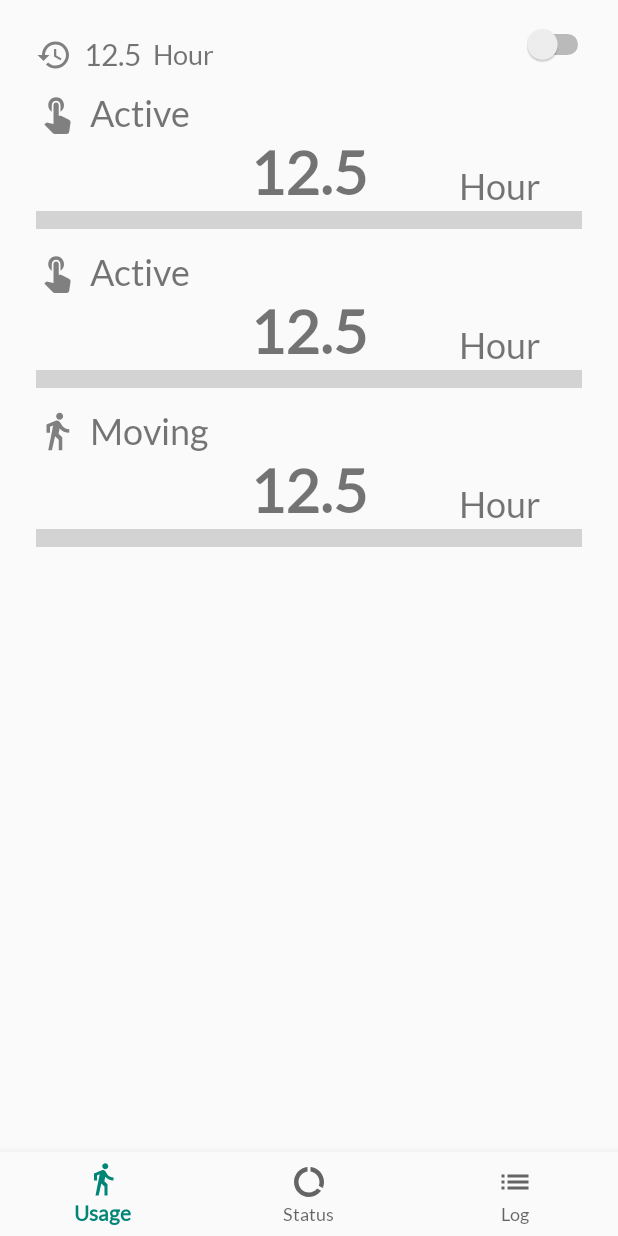
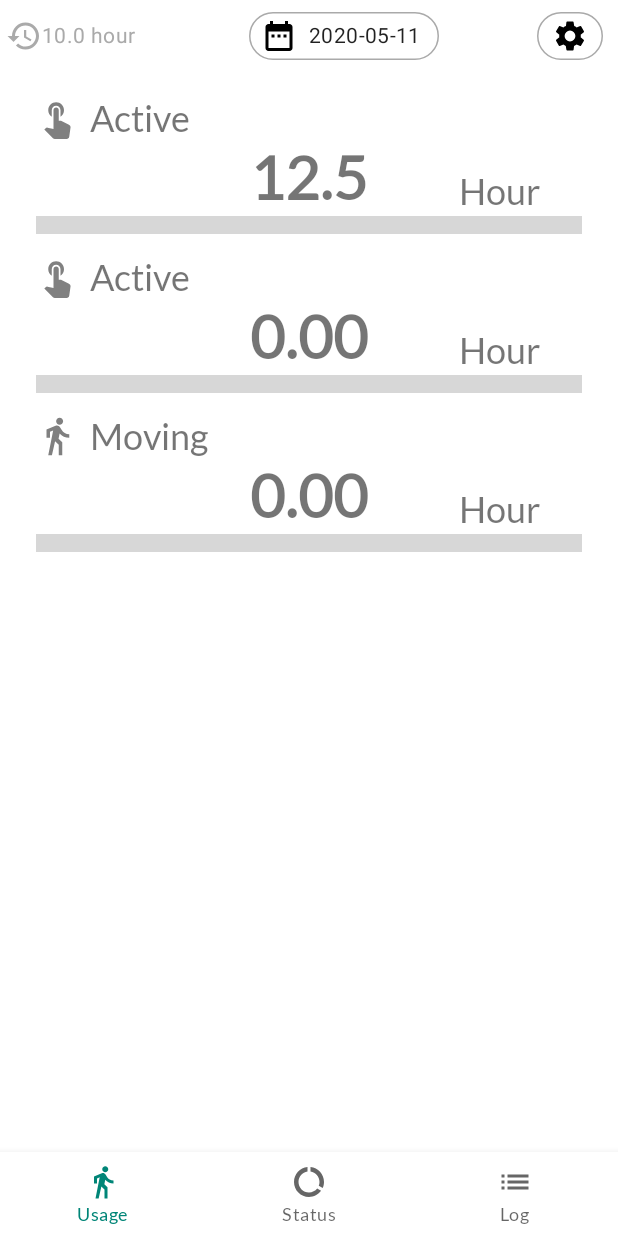
Before and after one commit to hotaru84/logger, an Android app: the screen it shows after launch (MainActivity), on a phone screen of 412 x 824 dp. Run offline under Robolectric (Android 15) with nearby library versions, the phone set to English and light mode, and no system bars; our stand-ins replace Room's generated code, navigation-ui; 7 statements that could not run were skipped.

Commit message:
date selection

```diff
--- a/app/src/main/AndroidManifest.xml
+++ b/app/src/main/AndroidManifest.xml
@@ -15,9 +15,6 @@
         android:roundIcon="@mipmap/ic_launcher_round"
         android:supportsRtl="true"
         android:theme="@style/AppTheme">
-        <activity
-            android:name=".TabActivity"
-            android:label="@string/title_activity_tab"></activity>
         <activity android:name=".MainActivity">
             <intent-filter>
                 <action android:name="android.intent.action.MAIN" />
--- a/app/src/main/java/com/example/demo/logsample/MainActivity.java
+++ b/app/src/main/java/com/example/demo/logsample/MainActivity.java
@@ -6,40 +6,62 @@ import androidx.navigation.Navigation;
 import androidx.navigation.ui.AppBarConfiguration;
 import androidx.navigation.ui.NavigationUI;
 
+import android.app.DatePickerDialog;
 import android.content.Intent;
 import android.os.Bundle;
-import android.widget.Switch;
+import android.widget.DatePicker;
 
 import com.example.demo.logsample.log.LogRepository;
+import com.example.demo.logsample.ui.StatsViewModel;
 import com.google.android.material.bottomnavigation.BottomNavigationView;
+import com.google.android.material.chip.Chip;
+
+import java.text.DateFormat;
+import java.time.LocalDate;
+import java.time.format.DateTimeFormatter;
 
 public class MainActivity extends AppCompatActivity {
+    StatsViewModel statsViewModel;
+    Chip datePicker;
     @Override
     protected void onCreate(Bundle savedInstanceState) {
         super.onCreate(savedInstanceState);
         setContentView(R.layout.activity_main);
+        statsViewModel = new StatsViewModel();
         initObservables();
-        Switch sw = findViewById(R.id.enable_sw);
-        sw.setChecked(LoggerService.isRunning);
-        sw.setOnCheckedChangeListener((c,b)-> toggleService(b));
-
+        findViewById(R.id.enable_sw).setOnClickListener((c)-> toggleService());
+        datePicker = findViewById(R.id.date_pick);
+        datePicker.setOnClickListener((c)-> showDateDialog());
+        statsViewModel.getObservableTargetDate().observe(this,(date)->{
+            if(date == null) return;
+            String s = date.format(DateTimeFormatter.ISO_LOCAL_DATE);
+            datePicker.setText(s);
+        });
         BottomNavigationView navView = findViewById(R.id.nav_view);
         AppBarConfiguration appBarConfiguration = new AppBarConfiguration.Builder(
                 R.id.navigation_usage, R.id.navigation_status, R.id.navigation_log)
                 .build();
         NavController navController = Navigation.findNavController(this, R.id.nav_host_fragment);
         NavigationUI.setupWithNavController(navView, navController);
+        statsViewModel.setTargetDate(LocalDate.now());
     }
 
     private void initObservables() {
         LogRepository repository = LogRepository.getInstance();
         repository.init(getApplication());
     }
-    private void toggleService(boolean b) {
+    private void showDateDialog(){
+        LocalDate now = LocalDate.parse(datePicker.getText());
+        DatePickerDialog dialog = new DatePickerDialog(this, (datePicker, y, m, d) -> {
+            statsViewModel.setTargetDate(LocalDate.of(y,m,d));
+        },now.getYear(),now.getMonthValue(),now.getDayOfMonth());
+        dialog.show();
+    }
+    private void toggleService() {
         Intent serviceIntent = new Intent(this, LoggerService.class);
-        if(!b && LoggerService.isRunning){
+        if(LoggerService.isRunning){
             stopService(serviceIntent);
-        } else if(b && !LoggerService.isRunning){
+        } else{
             serviceIntent.setAction(LoggerService.ACTION_START_SERVICE);
             startForegroundService(serviceIntent);
         }
--- a/app/src/main/java/com/example/demo/logsample/log/LogRepository.java
+++ b/app/src/main/java/com/example/demo/logsample/log/LogRepository.java
@@ -1,27 +1,23 @@
 package com.example.demo.logsample.log;
 
 import android.app.Application;
-import android.database.sqlite.SQLiteOpenHelper;
 
 import androidx.lifecycle.LiveData;
+import androidx.lifecycle.MutableLiveData;
 import androidx.sqlite.db.SupportSQLiteOpenHelper;
-
-import com.google.gson.JsonObject;
 
 import java.io.File;
 import java.time.LocalDate;
 import java.time.LocalDateTime;
 import java.time.ZoneId;
 import java.time.ZoneOffset;
-import java.util.Date;
 import java.util.List;
-import java.util.concurrent.Callable;
 import java.util.concurrent.ExecutionException;
 import java.util.concurrent.Future;
-import java.util.function.Consumer;
 
 public class LogRepository {
     private LogDao logDao;
+    private MutableLiveData<LocalDate> observableDate = new MutableLiveData<>();
     private static LogRepository repository;
     private SupportSQLiteOpenHelper sqLiteOpenHelper;
 
@@ -31,17 +27,25 @@ public class LogRepository {
         LogRoomDb logRoomDb = LogRoomDb.getDb(application);
         sqLiteOpenHelper = logRoomDb.getOpenHelper();
         logDao = logRoomDb.logDao();
+        observableDate.setValue(LocalDate.now());
     }
     public static LogRepository getInstance() {
         if(repository == null) repository = new LogRepository();
         return repository;
     }
-    public LiveData<Long> observeStats(LocalDate date, String type) {
+    public void setQueryDate(LocalDate d) {
+        observableDate.postValue(d);}
+    public LiveData<LocalDate> observeDate(){
+        return observableDate;
+    }
+    public LiveData<Long> observeStats(String type) {
+        LocalDate date = observableDate.getValue();
         Long startOfToday = date.atStartOfDay(ZoneId.systemDefault()).toEpochSecond() * 1000;
         Long endOfToday = date.plusDays(1).atStartOfDay(ZoneId.systemDefault()).toEpochSecond() * 1000;
         return logDao.queryStatsValue(startOfToday,endOfToday,type);
     }
-    public Long getStatsValue(LocalDate date, String type){
+    public Long getStatsValue( String type){
+        LocalDate date = observableDate.getValue();
         Long startOfToday = date.atStartOfDay(ZoneId.systemDefault()).toEpochSecond() * 1000;
         Long endOfToday = date.plusDays(1).atStartOfDay(ZoneId.systemDefault()).toEpochSecond() * 1000;
         Future<Long> future = LogRoomDb.dbWriteExecutor.submit(() ->
--- a/app/src/main/java/com/example/demo/logsample/ui/StatsViewModel.java
+++ b/app/src/main/java/com/example/demo/logsample/ui/StatsViewModel.java
@@ -10,42 +10,40 @@ import com.example.demo.logsample.log.Type;
 import java.time.LocalDate;
 
 public class StatsViewModel extends ViewModel {
-    private LiveData<Long> observableActiveTime;
-    private LiveData<Long> observableInactiveTime;
-    private LiveData<Long> observableMoveActiveTime;
-    private LiveData<Long> observableMoveInactiveTime;
+    private LogRepository repo;
     public StatsViewModel() {
-        LogRepository repo = LogRepository.getInstance();
-        observableActiveTime = repo.observeStats(LocalDate.now(), Type.ACTIVE);
-        observableInactiveTime = repo.observeStats(LocalDate.now(), Type.INACTIVE);
-        observableMoveActiveTime = repo.observeStats(LocalDate.now(), Type.MOVE_ACTIVE);
-        observableMoveInactiveTime = repo.observeStats(LocalDate.now(), Type.MOVE_INACTIVE);
+        repo = LogRepository.getInstance();
+    }
+    public void setTargetDate(LocalDate date) {
+        LogRepository.getInstance().setQueryDate(date);
     }
     public Long getActiveTime() {
-        return LogRepository.getInstance().getStatsValue(LocalDate.now(),Type.ACTIVE);
+        return LogRepository.getInstance().getStatsValue(Type.ACTIVE);
     }
     public Long getInactiveTime() {
-        return LogRepository.getInstance().getStatsValue(LocalDate.now(),Type.INACTIVE);
+        return LogRepository.getInstance().getStatsValue(Type.INACTIVE);
     }
     public Long getMoveActiveTime() {
-        return LogRepository.getInstance().getStatsValue(LocalDate.now(),Type.MOVE_ACTIVE);
+        return LogRepository.getInstance().getStatsValue(Type.MOVE_ACTIVE);
     }
     public Long getMoveInactiveTime() {
-        return LogRepository.getInstance().getStatsValue(LocalDate.now(),Type.MOVE_INACTIVE);
+        return LogRepository.getInstance().getStatsValue(Type.MOVE_INACTIVE);
     }
     public LiveData<Long> getObservableActiveTime() {
-        return observableActiveTime;
+        return repo.observeStats(Type.ACTIVE);
     }
-
+    public LiveData<LocalDate> getObservableTargetDate() {
+        return repo.observeDate();
+    }
     public LiveData<Long> getObservableInactiveTime() {
-        return observableInactiveTime;
+        return repo.observeStats( Type.INACTIVE);
     }
 
     public LiveData<Long> getObservableMoveActiveTime() {
-        return observableMoveActiveTime;
+        return repo.observeStats( Type.MOVE_ACTIVE);
     }
 
     public LiveData<Long> getObservableMoveInactiveTime() {
-        return observableMoveInactiveTime;
+        return repo.observeStats( Type.MOVE_INACTIVE);
     }
 }
--- a/app/src/main/java/com/example/demo/logsample/ui/log/LogFragment.java
+++ b/app/src/main/java/com/example/demo/logsample/ui/log/LogFragment.java
@@ -11,24 +11,15 @@ import androidx.annotation.Nullable;
 import androidx.fragment.app.Fragment;
 import androidx.lifecycle.Observer;
 import androidx.lifecycle.ViewModelProviders;
+import androidx.recyclerview.widget.RecyclerView;
 
 import com.example.demo.logsample.R;
 
 public class LogFragment extends Fragment {
-
-    private LogViewModel logViewModel;
-
     public View onCreateView(@NonNull LayoutInflater inflater,
                              ViewGroup container, Bundle savedInstanceState) {
-        logViewModel = new LogViewModel();
         View root = inflater.inflate(R.layout.fragment_log, container, false);
-        final TextView textView = root.findViewById(R.id.text_notifications);
-        logViewModel.getText().observe(getViewLifecycleOwner(), new Observer<String>() {
-            @Override
-            public void onChanged(@Nullable String s) {
-                textView.setText(s);
-            }
-        });
+        RecyclerView recyclerView = root.findViewById(R.id.log_list);
         return root;
     }
 }
--- a/app/src/main/java/com/example/demo/logsample/ui/log/LogViewModel.java
+++ /dev/null
@@ -1,19 +0,0 @@
-package com.example.demo.logsample.ui.log;
-
-import androidx.lifecycle.LiveData;
-import androidx.lifecycle.MutableLiveData;
-import androidx.lifecycle.ViewModel;
-
-public class LogViewModel extends ViewModel {
-
-    private MutableLiveData<String> mText;
-
-    public LogViewModel() {
-        mText = new MutableLiveData<>();
-        mText.setValue("This is notifications fragment");
-    }
-
-    public LiveData<String> getText() {
-        return mText;
-    }
-}
--- a/app/src/main/java/com/example/demo/logsample/ui/status/StatusFragment.java
+++ b/app/src/main/java/com/example/demo/logsample/ui/status/StatusFragment.java
@@ -15,9 +15,6 @@ import com.example.demo.logsample.R;
 import com.example.demo.logsample.ui.StatsViewModel;
 
 public class StatusFragment extends Fragment {
-
-    private StatsViewModel statsViewModel;
-
     public View onCreateView(@NonNull LayoutInflater inflater,
                              ViewGroup container, Bundle savedInstanceState) {
         View root = inflater.inflate(R.layout.fragment_status, container, false);
--- a/app/src/main/java/com/example/demo/logsample/ui/usage/UsageFragment.java
+++ b/app/src/main/java/com/example/demo/logsample/ui/usage/UsageFragment.java
@@ -30,7 +30,7 @@ public class UsageFragment extends Fragment {
         View root = inflater.inflate(R.layout.fragment_usage, container, false);
         activeStats = root.findViewById(R.id.activeTime);
         moveStats = root.findViewById(R.id.movingTime);
-        ttlStats = root.findViewById(R.id.ttlTime);
+        //ttlStats = root.findViewById(R.id.ttlTime);
         TextView alabel = activeStats.findViewById(R.id.label_text);
         ImageView aIcon = activeStats.findViewById(R.id.icon);
         TextView mlabel = moveStats.findViewById(R.id.label_text);
@@ -40,11 +40,11 @@ public class UsageFragment extends Fragment {
         aIcon.setImageDrawable(getResources().getDrawable(R.drawable.ic_touch_app_black_24dp,null));
         mlabel.setText("Moving");
         mIcon.setImageDrawable(getResources().getDrawable(R.drawable.ic_directions_walk_black_24dp,null));
+        statsViewModel.getObservableTargetDate().observe(getViewLifecycleOwner(),date->update());
         statsViewModel.getObservableActiveTime().observe(getViewLifecycleOwner(),s->update());
         statsViewModel.getObservableInactiveTime().observe(getViewLifecycleOwner(),s->update());
         statsViewModel.getObservableMoveActiveTime().observe(getViewLifecycleOwner(),s->update());
         statsViewModel.getObservableMoveInactiveTime().observe(getViewLifecycleOwner(),s->update());
-
         return root;
     }
     private void update() {
@@ -52,7 +52,6 @@ public class UsageFragment extends Fragment {
         ProgressBar activeProgress = activeStats.findViewById(R.id.progress);
         TextView moveValue = moveStats.findViewById(R.id.value_text);
         ProgressBar moveProgress = moveStats.findViewById(R.id.progress);
-        TextView ttlValue = ttlStats.findViewById(R.id.value_text);
         int activettl = (int) (statsViewModel.getActiveTime() + statsViewModel.getMoveActiveTime());
         int inactivettl = (int) (statsViewModel.getInactiveTime() + statsViewModel.getMoveInactiveTime());
         int movettl = (int) (statsViewModel.getMoveActiveTime() + statsViewModel.getMoveInactiveTime());
@@ -65,7 +64,5 @@ public class UsageFragment extends Fragment {
         moveValue.setText(String.format("%.2f",((float)movettl)/60/60));
         moveProgress.setMax(ttl);
         moveProgress.setProgress(movettl,true);
-
-        ttlValue.setText(String.format("%.2f",((float)ttl)/60/60));
     }
 }
--- /dev/null
+++ b/app/src/main/res/drawable/ic_date_range_black_24dp.xml
@@ -0,0 +1,9 @@
+<vector xmlns:android="http://schemas.android.com/apk/res/android"
+        android:width="24dp"
+        android:height="24dp"
+        android:viewportWidth="24.0"
+        android:viewportHeight="24.0">
+    <path
+        android:fillColor="#FF000000"
+        android:pathData="M9,11L7,11v2h2v-2zM13,11h-2v2h2v-2zM17,11h-2v2h2v-2zM19,4h-1L18,2h-2v2L8,4L8,2L6,2v2L5,4c-1.11,0 -1.99,0.9 -1.99,2L3,20c0,1.1 0.89,2 2,2h14c1.1,0 2,-0.9 2,-2L21,6c0,-1.1 -0.9,-2 -2,-2zM19,20L5,20L5,9h14v11z"/>
+</vector>
--- /dev/null
+++ b/app/src/main/res/drawable/ic_settings_black_24dp.xml
@@ -0,0 +1,9 @@
+<vector xmlns:android="http://schemas.android.com/apk/res/android"
+        android:width="24dp"
+        android:height="24dp"
+        android:viewportWidth="24"
+        android:viewportHeight="24">
+    <path
+        android:fillColor="#FF000000"
+        android:pathData="M19.1,12.9a2.8,2.8 0,0 0,0.1 -0.9,2.8 2.8,0 0,0 -0.1,-0.9l2.1,-1.6a0.7,0.7 0,0 0,0.1 -0.6L19.4,5.5a0.7,0.7 0,0 0,-0.6 -0.2l-2.4,1a6.5,6.5 0,0 0,-1.6 -0.9l-0.4,-2.6a0.5,0.5 0,0 0,-0.5 -0.4H10.1a0.5,0.5 0,0 0,-0.5 0.4L9.3,5.4a5.6,5.6 0,0 0,-1.7 0.9l-2.4,-1a0.4,0.4 0,0 0,-0.5 0.2l-2,3.4c-0.1,0.2 0,0.4 0.2,0.6l2,1.6a2.8,2.8 0,0 0,-0.1 0.9,2.8 2.8,0 0,0 0.1,0.9L2.8,14.5a0.7,0.7 0,0 0,-0.1 0.6l1.9,3.4a0.7,0.7 0,0 0,0.6 0.2l2.4,-1a6.5,6.5 0,0 0,1.6 0.9l0.4,2.6a0.5,0.5 0,0 0,0.5 0.4h3.8a0.5,0.5 0,0 0,0.5 -0.4l0.3,-2.6a5.6,5.6 0,0 0,1.7 -0.9l2.4,1a0.4,0.4 0,0 0,0.5 -0.2l2,-3.4c0.1,-0.2 0,-0.4 -0.2,-0.6ZM12,15.6A3.6,3.6 0,1 1,15.6 12,3.6 3.6,0 0,1 12,15.6Z"/>
+</vector>
--- a/app/src/main/res/layout/activity_main.xml
+++ b/app/src/main/res/layout/activity_main.xml
@@ -7,14 +7,47 @@
     android:layout_height="match_parent"
     android:fitsSystemWindows="true">
 
-    <Switch
+    <com.google.android.material.chip.Chip
+        android:id="@+id/elapsed_time"
+        style="@style/whiteChip"
+        android:layout_width="wrap_content"
+        android:layout_height="wrap_content"
+        android:buttonTint="#FFFFFF"
+        android:clickable="false"
+        android:text="10.0 hour"
+        android:textColor="@android:color/darker_gray"
+        app:chipIcon="@drawable/ic_history_black_24dp"
+        app:chipIconTint="@android:color/darker_gray"
+        app:layout_constraintBottom_toTopOf="@+id/nav_host_fragment"
+        app:layout_constraintStart_toStartOf="parent"
+        app:layout_constraintTop_toTopOf="parent"
+        app:textStartPadding="0dp" />
+
+    <com.google.android.material.chip.Chip
+        android:id="@+id/date_pick"
+        style="@style/OutlineChip"
+        android:layout_width="wrap_content"
+        android:layout_height="wrap_content"
+        android:text="2020-05-11"
+        app:chipStartPadding="8dp"
+        app:chipIcon="@drawable/ic_date_range_black_24dp"
+        app:layout_constraintBottom_toTopOf="@+id/nav_host_fragment"
+        app:layout_constraintEnd_toStartOf="@+id/enable_sw"
+        app:layout_constraintStart_toEndOf="@+id/elapsed_time"
+        app:layout_constraintTop_toTopOf="parent" />
+    <com.google.android.material.chip.Chip
+        style="@style/OutlineChip"
         android:id="@+id/enable_sw"
         android:layout_width="wrap_content"
         android:layout_height="wrap_content"
-        android:layout_marginTop="16dp"
-        android:layout_marginEnd="16dp"
+        android:layout_marginEnd="8dp"
+        app:chipEndPadding="2dp"
+        app:chipIcon="@drawable/ic_settings_black_24dp"
+        app:iconStartPadding="6dp"
+        app:layout_constraintBottom_toTopOf="@+id/nav_host_fragment"
         app:layout_constraintEnd_toEndOf="parent"
-        app:layout_constraintTop_toTopOf="parent" />
+        app:layout_constraintTop_toTopOf="@+id/elapsed_time"
+        app:textEndPadding="0dp" />
 
     <com.google.android.material.bottomnavigation.BottomNavigationView
         android:id="@+id/nav_view"
@@ -35,7 +68,7 @@
         app:layout_constraintBottom_toTopOf="@+id/nav_view"
         app:layout_constraintLeft_toLeftOf="parent"
         app:layout_constraintRight_toRightOf="parent"
-        app:layout_constraintTop_toTopOf="parent"
+        app:layout_constraintTop_toBottomOf="@+id/elapsed_time"
         app:navGraph="@navigation/mobile_navigation" />
 
 </androidx.constraintlayout.widget.ConstraintLayout>
--- a/app/src/main/res/layout/fragment_log.xml
+++ b/app/src/main/res/layout/fragment_log.xml
@@ -6,15 +6,11 @@
     android:layout_height="match_parent"
     tools:context=".ui.log.LogFragment">
 
-    <TextView
-        android:id="@+id/text_notifications"
+    <androidx.recyclerview.widget.RecyclerView
+        android:id="@+id/log_list"
         android:layout_width="match_parent"
-        android:layout_height="wrap_content"
-        android:layout_marginStart="8dp"
-        android:layout_marginTop="8dp"
-        android:layout_marginEnd="8dp"
-        android:textAlignment="center"
-        android:textSize="20sp"
+        android:layout_height="match_parent"
+        app:layoutManager="androidx.recyclerview.widget.LinearLayoutManager"
         app:layout_constraintBottom_toBottomOf="parent"
         app:layout_constraintEnd_toEndOf="parent"
         app:layout_constraintStart_toStartOf="parent"
--- a/app/src/main/res/layout/fragment_usage.xml
+++ b/app/src/main/res/layout/fragment_usage.xml
@@ -7,10 +7,6 @@
     android:layout_margin="8dp"
     android:orientation="vertical"
     tools:context=".ui.usage.UsageFragment">
-
-    <include
-        android:id="@+id/ttlTime"
-        layout="@layout/subtitle_card" />
 
     <include
         android:id="@+id/scanCount"
--- a/app/src/main/res/layout/subtitle_card.xml
+++ /dev/null
@@ -1,46 +0,0 @@
-<?xml version="1.0" encoding="utf-8"?>
-<androidx.constraintlayout.widget.ConstraintLayout xmlns:android="http://schemas.android.com/apk/res/android"
-    xmlns:app="http://schemas.android.com/apk/res-auto"
-    xmlns:tools="http://schemas.android.com/tools"
-    android:layout_width="wrap_content"
-    android:layout_height="wrap_content"
-    android:paddingStart="16dp"
-    android:paddingTop="16dp"
-    android:paddingEnd="16dp"
-    android:paddingBottom="4dp">
-
-    <ImageView
-        android:id="@+id/imageView"
-        android:layout_width="wrap_content"
-        android:layout_height="wrap_content"
-        android:tint="@android:color/tertiary_text_light"
-        app:layout_constraintBottom_toBottomOf="@id/value_text"
-        app:layout_constraintStart_toStartOf="parent"
-        app:srcCompat="@drawable/ic_history_black_24dp" />
-
-    <TextView
-        android:id="@+id/value_text"
-        android:layout_width="0dp"
-        android:layout_height="wrap_content"
-        android:text="12.5"
-        android:textAlignment="center"
-        android:textSize="20sp"
-        android:layout_marginStart="8dp"
-        app:layout_constraintBottom_toBottomOf="parent"
-        app:layout_constraintStart_toEndOf="@+id/imageView"
-        app:layout_constraintTop_toTopOf="parent" />
-
-    <TextView
-        android:id="@+id/unit_text"
-        android:layout_width="wrap_content"
-        android:layout_height="wrap_content"
-        android:layout_marginStart="8dp"
-        android:text="Hour"
-        android:textAlignment="viewStart"
-        android:textSize="18sp"
-        app:layout_constraintBottom_toBottomOf="@+id/value_text"
-        app:layout_constraintEnd_toEndOf="parent"
-        app:layout_constraintStart_toEndOf="@+id/value_text"
-        app:layout_constraintTop_toTopOf="@+id/value_text" />
-
-</androidx.constraintlayout.widget.ConstraintLayout>
--- a/app/src/main/res/values/styles.xml
+++ b/app/src/main/res/values/styles.xml
@@ -1,11 +1,21 @@
 <resources>
-
     <!-- Base application theme. -->
-    <style name="AppTheme" parent="Theme.AppCompat.Light.NoActionBar">
+    <style name="AppTheme" parent="Theme.MaterialComponents.Light.NoActionBar">
         <!-- Customize your theme here. -->
         <item name="colorPrimary">@color/colorPrimary</item>
         <item name="colorPrimaryDark">@color/colorPrimaryDark</item>
         <item name="colorAccent">@color/colorAccent</item>
         <item name="fontFamily">@font/lato</item>
     </style>
+    <style name="whiteChip" parent="Widget.MaterialComponents.Chip.Action">
+        <item name="chipBackgroundColor">@android:color/white</item>
+        <item name="chipStrokeColor">@android:color/white</item>
+        <item name="checkedIconEnabled">false</item>
+    </style>
+    <style name="OutlineChip" parent="Widget.MaterialComponents.Chip.Action">
+        <item name="chipBackgroundColor">@android:color/white</item>
+        <item name="chipStrokeColor">@android:color/darker_gray</item>
+        <item name="chipStrokeWidth">1dp</item>
+        <item name="checkedIconEnabled">false</item>
+    </style>
 </resources>
```
